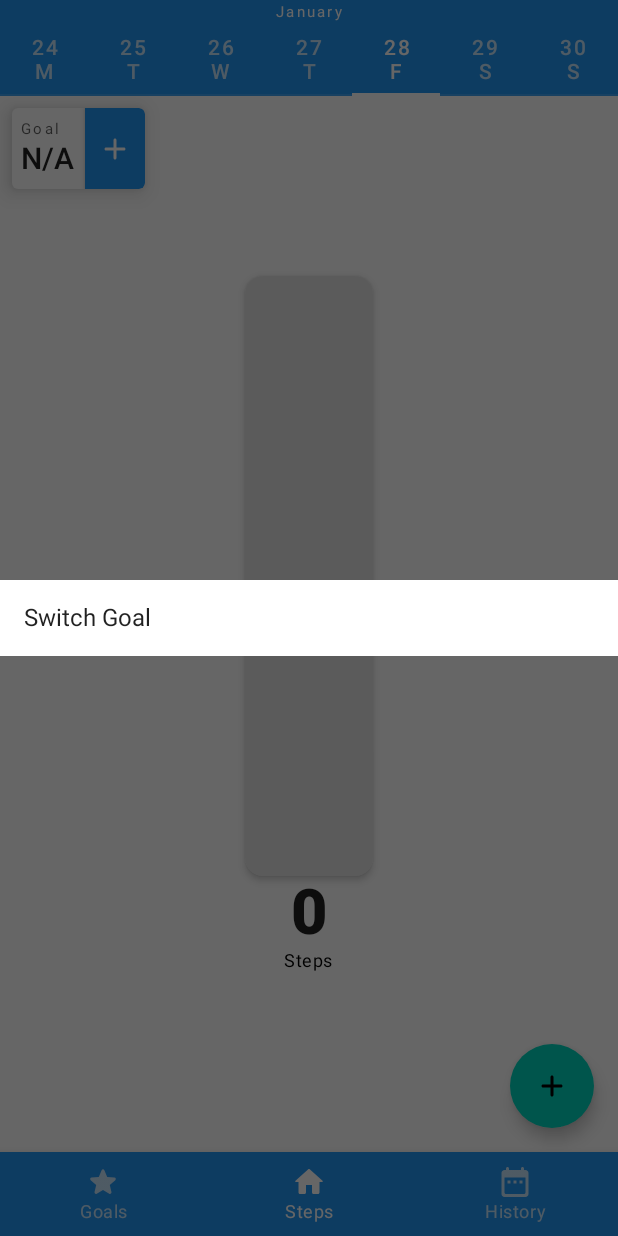
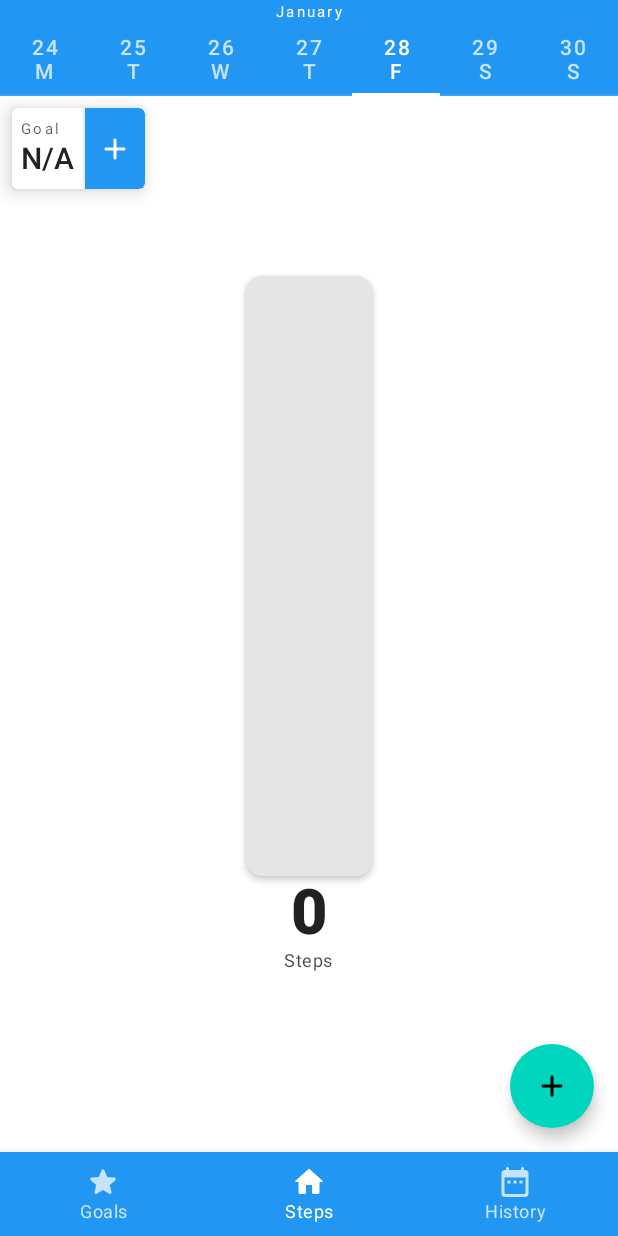
Before and after one commit to fraserb99/cs551-keep-fit-kotlin, an Android app built with Jetpack Compose: the screen it shows after launch (MainActivity), on a phone screen of 412 x 824 dp. Run offline under Robolectric (Android 15) with nearby library versions, the phone set to English and light mode, and no system bars; our stand-ins replace Dagger/Hilt's generated code, Room's generated code, accompanist.

Commit message:
[goals-refactor] finishing switch goal dialog

```diff
--- a/app/src/main/java/com/fraserbell/keepfit/ui/steps/DailyStepsViewModel.kt
+++ b/app/src/main/java/com/fraserbell/keepfit/ui/steps/DailyStepsViewModel.kt
@@ -20,4 +20,8 @@ class DailyStepsViewModel @Inject constructor(private val stepsRepository: Steps
 
         return stepsRepository.getById(date)
     }
+
+    suspend fun updateDailyGoal(dayId: LocalDate, goalId: Int) {
+        stepsRepository.updateDailyGoal(dayId, goalId)
+    }
 }
--- a/app/src/main/java/com/fraserbell/keepfit/ui/steps/StepsRepository.kt
+++ b/app/src/main/java/com/fraserbell/keepfit/ui/steps/StepsRepository.kt
@@ -9,4 +9,5 @@ import java.time.LocalDate
 interface StepsRepository {
     fun getById(dayId: LocalDate): Flow<DayWithGoal>
     suspend fun addStepsToDay(dayId: LocalDate, steps: Int)
+    suspend fun updateDailyGoal(dayId: LocalDate, goalId: Int)
 }
--- a/app/src/main/java/com/fraserbell/keepfit/ui/steps/StepsScreen.kt
+++ b/app/src/main/java/com/fraserbell/keepfit/ui/steps/StepsScreen.kt
@@ -38,7 +38,7 @@ import kotlin.math.roundToInt
 fun StepsScreen(navController: NavController, initialDate: Long?, vm: StepsViewModel = hiltViewModel()) {
     var currentDayId by remember { mutableStateOf(initialDate?.let { LocalDate.ofEpochDay(it) } ?: LocalDate.now()) }
 
-    var goalDialogVisible by remember { mutableStateOf(true) }
+    var goalDialogVisible by remember { mutableStateOf(false) }
     var addDialogVisible by remember { mutableStateOf(false) }
 
     val pagerState = rememberPagerState()
--- a/app/src/main/java/com/fraserbell/keepfit/ui/steps/composable/DailyStepInfo.kt
+++ b/app/src/main/java/com/fraserbell/keepfit/ui/steps/composable/DailyStepInfo.kt
@@ -1,10 +1,8 @@
 package com.fraserbell.keepfit.ui.steps.composable
 
 import android.annotation.SuppressLint
-import androidx.compose.animation.AnimatedContent
-import androidx.compose.animation.AnimatedVisibility
-import androidx.compose.animation.Crossfade
-import androidx.compose.animation.ExperimentalAnimationApi
+import androidx.compose.animation.*
+import androidx.compose.animation.core.*
 import androidx.compose.foundation.layout.*
 import androidx.compose.foundation.shape.CornerSize
 import androidx.compose.material.*
@@ -13,9 +11,7 @@ import androidx.compose.material.icons.rounded.Add
 import androidx.compose.material.icons.rounded.List
 import androidx.compose.material.icons.rounded.Menu
 import androidx.compose.material.icons.rounded.Settings
-import androidx.compose.runtime.Composable
-import androidx.compose.runtime.collectAsState
-import androidx.compose.runtime.getValue
+import androidx.compose.runtime.*
 import androidx.compose.ui.Modifier
 import androidx.compose.ui.draw.alpha
 import androidx.compose.ui.geometry.CornerRadius
@@ -41,19 +37,32 @@ fun DailyStepInfo(date: LocalDate, onSwitchGoal: () -> Unit, vm: DailyStepsViewM
     val goal = dayWithSteps?.goal
 
     Column(Modifier.padding(8.dp)) {
-        InfoBubble {
-            Row {
-                Column(
-                    Modifier.padding(6.dp)
+        InfoBubble(
+            visible = true,
+            label = "Goal",
+            transitionState = Pair(dailySteps, goal),
+            button = {
+                Button(
+                    modifier = Modifier
+                        .height(54.dp)
+                        .width(40.dp),
+                    onClick = onSwitchGoal,
+                    contentPadding = PaddingValues(4.dp),
+                    shape = MaterialTheme.shapes.medium.copy(
+                        topStart = CornerSize(0.dp),
+                        bottomStart = CornerSize(0.dp)
+                    )
                 ) {
+                    Icon(
+                        imageVector = if (goal != null) Icons.Rounded.Menu else Icons.Rounded.Add,
+                        contentDescription = "change goal"
+                    )
+                }
+            }
+        ) {
+            (_, goalTarget) ->
                 Text(
-                        text = "Goal",
-                        style = MaterialTheme.typography.overline,
-                        modifier = Modifier.alpha(0.72f)
-                    )
-                    AnimatedContent(targetState = dailySteps) { day ->
-                        Text(
-                            text = goal?.name?.let { goal.name }
+                    text = goalTarget?.name?.let { goalTarget.name }
                         ?: run { "N/A" },
                     style = MaterialTheme.typography.h6,
                     maxLines = 1,
@@ -61,50 +70,22 @@ fun DailyStepInfo(date: LocalDate, onSwitchGoal: () -> Unit, vm: DailyStepsViewM
                     modifier = Modifier.widthIn(0.dp, 178.dp)
                 )
         }
-                }
-                Button(
-                    modifier = Modifier
-                        .height(54.dp)
-                        .width(40.dp),
-                    onClick = onSwitchGoal,
-                    contentPadding = PaddingValues(4.dp),
-                    shape = MaterialTheme.shapes.medium.copy(topStart = CornerSize(0.dp), bottomStart = CornerSize(0.dp))
-                ) {
-                    Icon(
-                        imageVector = if (goal != null) Icons.Rounded.Menu else Icons.Rounded.Add,
-                        contentDescription = "change goal"
-                    )
-                }
-            }
-        }
-        InfoBubble(visible = goal != null) {
-            Column(
-                Modifier.padding(6.dp)
-            ) {
-                Text(
-                    text = "Step Goal",
-                    style = MaterialTheme.typography.overline,
-                    modifier = Modifier.alpha(0.72f)
-                )
-                AnimatedContent(targetState = goal) { goalTarget ->
+        InfoBubble(
+            visible = goal != null,
+            label = "Step Goal",
+            transitionState = Pair(dailySteps, goal)
+        ) { (_, goalTarget) ->
             Text(
                 text = goalTarget?.stepGoal?.let { "%,d".format(goalTarget.stepGoal) }
                     ?: run { "N/A" },
                 style = MaterialTheme.typography.h6
             )
         }
-            }
-        }
-        InfoBubble(visible = goal != null) {
-            Column(
-                Modifier.padding(6.dp)
-            ) {
-                Text(
-                    text = "Progress",
-                    style = MaterialTheme.typography.overline,
-                    modifier = Modifier.alpha(0.72f)
-                )
-                AnimatedContent(targetState = Pair(dailySteps, goal)) { (day, goalTarget) ->
+        InfoBubble(
+            visible = goal != null,
+            label = "Progress",
+            transitionState = Pair(dailySteps, goal)
+        ) { (day, goalTarget) ->
             Text(
                 text = if (goalTarget?.stepGoal != null && day?.steps != null) {
                     (day.steps.toFloat() / goalTarget.stepGoal * 100).roundToInt()
@@ -117,23 +98,69 @@ fun DailyStepInfo(date: LocalDate, onSwitchGoal: () -> Unit, vm: DailyStepsViewM
         }
     }
 }
-    }
-}
+
 
 @ExperimentalAnimationApi
 @Composable
 fun InfoBubble(
     visible: Boolean = true,
-    content: @Composable() () -> Unit
+    label: String,
+    button: @Composable (() -> Unit)? = null,
+    transitionState: Pair<DailySteps?, Goal?>,
+    content: @Composable (Pair<DailySteps?, Goal?>) -> Unit
 ) {
-    AnimatedVisibility(visible = visible) {
+    AnimatedVisibility(
+        visible = visible,
+        enter = slideInHorizontally(),
+        exit = slideOutHorizontally(),
+    ) {
         Surface(
             modifier = Modifier
                 .padding(bottom = 4.dp),
             elevation = 8.dp,
             shape = MaterialTheme.shapes.medium
         ) {
-            content()
+            Row {
+                Column(
+                    Modifier.padding(6.dp)
+                ) {
+                    Text(
+                        text = label,
+                        style = MaterialTheme.typography.overline,
+                        modifier = Modifier.alpha(0.72f)
+                    )
+                    AnimatedContent(
+                        targetState = transitionState,
+                        transitionSpec = {
+                            val initialGoal = initialState.second
+                            val goal = targetState.second
+                            val initialDay = initialState.first
+                            val day = targetState.first
+
+                            val transitionForward = initialDay?.let {
+                                day?.dayId?.isBefore(initialDay.dayId)
+                            }
+
+                            when {
+                                transitionForward == true -> {
+                                    slideInHorizontally(initialOffsetX = { fullWidth -> -fullWidth }) + fadeIn() with
+                                            slideOutHorizontally(targetOffsetX = { fullWidth -> fullWidth }) + fadeOut()
+                                }
+                                transitionForward == false -> {
+                                    slideInHorizontally(initialOffsetX = { fullWidth -> fullWidth }) + fadeIn() with
+                                            slideOutHorizontally(targetOffsetX = { fullWidth -> -fullWidth }) + fadeOut()
+                                }
+                                else -> {
+                                    fadeIn() with fadeOut()
+                                }
+                            }.using(SizeTransform())
+                        }
+                    ) {
+                        content(it)
+                    }
+                }
+                button?.invoke()
             }
         }
     }
+}
--- a/app/src/main/java/com/fraserbell/keepfit/ui/steps/composable/DailyStepsPage.kt
+++ b/app/src/main/java/com/fraserbell/keepfit/ui/steps/composable/DailyStepsPage.kt
@@ -21,6 +21,6 @@ fun DailyStepsPage(index: Int, vm: DailyStepsViewModel = hiltViewModel()) {
             .fillMaxHeight()
             .fillMaxWidth()
     ) {
-        StepBar(steps = dailySteps?.steps ?: 0, goal = goal?.stepGoal ?: 10000)
+        StepBar(steps = dailySteps?.steps ?: 0, goal = goal?.stepGoal)
     }
 }
--- a/app/src/main/java/com/fraserbell/keepfit/ui/steps/composable/StepProgressBar.kt
+++ b/app/src/main/java/com/fraserbell/keepfit/ui/steps/composable/StepProgressBar.kt
@@ -18,8 +18,8 @@ import androidx.compose.ui.unit.dp
 import androidx.compose.ui.unit.sp
 
 @Composable
-fun StepBar(steps: Int, goal: Int) {
-    val progress = steps.toFloat() / goal
+fun StepBar(steps: Int, goal: Int?) {
+    val progress = goal?.let { steps.toFloat() / goal } ?: 0f
 
     Row(
         Modifier
@@ -60,7 +60,14 @@ fun StepBar(steps: Int, goal: Int) {
                 }
             }
             Text("%,d".format(steps), fontSize = 42.sp, fontWeight = FontWeight.ExtraBold)
-            Text("Steps", style = MaterialTheme.typography.caption, color = MaterialTheme.colors.onBackground)
+            Text(
+                "Steps",
+                style = MaterialTheme.typography.caption.copy(
+                    MaterialTheme.colors.onBackground.copy(
+                        0.72f
+                    )
+                )
+            )
         }
     }
 }
```
Also changed, not shown: app/src/main/java/com/fraserbell/keepfit/ui/steps/StepsRepositoryImpl.kt (+8 -0 lines), app/src/main/java/com/fraserbell/keepfit/ui/steps/composable/SwitchGoalDialog.kt (+58 -7 lines). Lines whose indentation alone changed are shown as unchanged.
